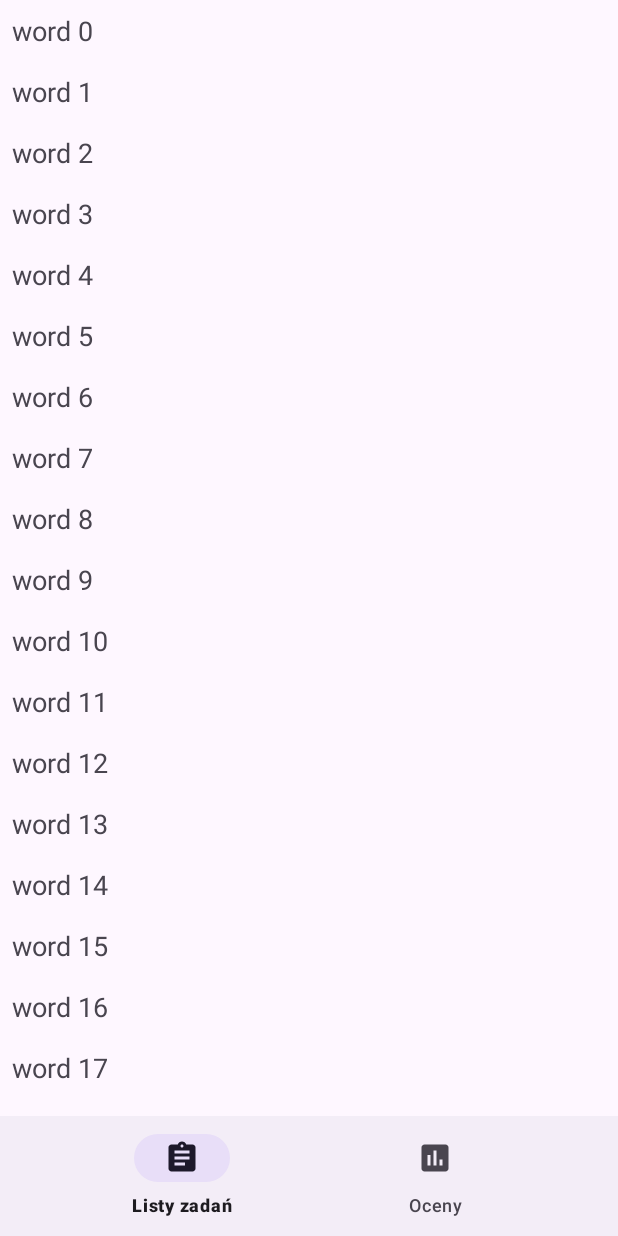
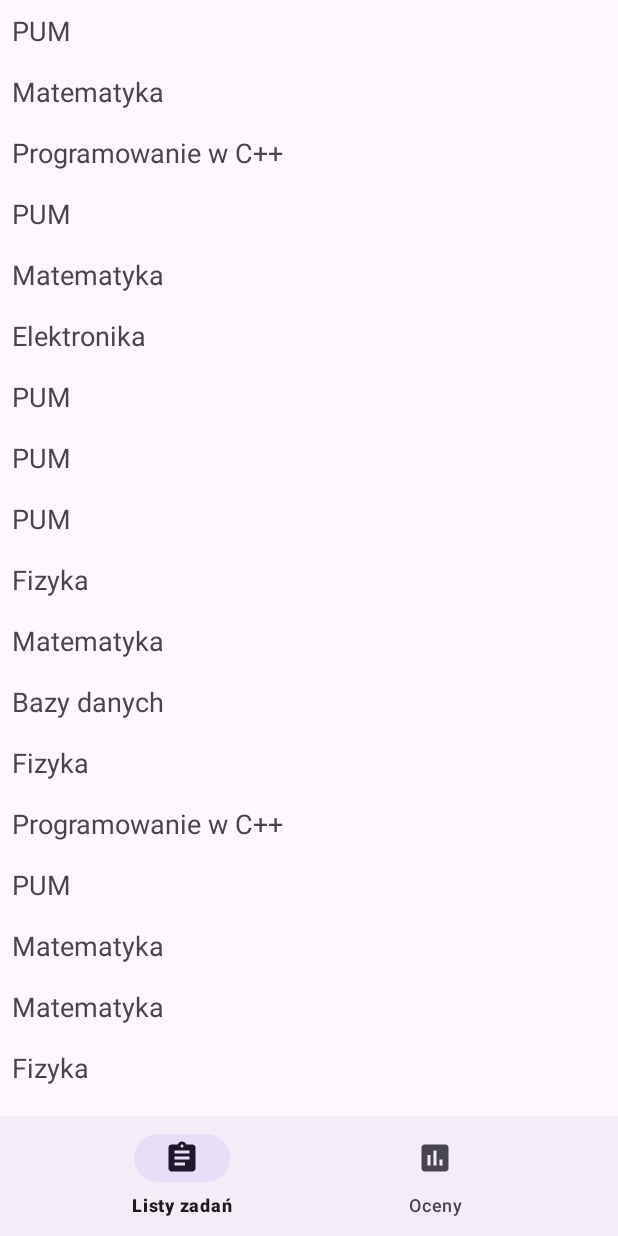
Before and after one commit to Kapiura/PUM, an Android app: the screen it shows after launch (MainActivity), on a phone screen of 412 x 824 dp. Run offline under Robolectric (Android 15) with nearby library versions, the phone set to English and light mode, and no system bars; our stand-ins replace navigation-ui.

```diff
--- a/Lista3/app/src/main/java/com/example/lista3/E1.kt
+++ b/Lista3/app/src/main/java/com/example/lista3/E1.kt
@@ -12,10 +12,9 @@ import androidx.navigation.fragment.findNavController
 import androidx.recyclerview.widget.LinearLayoutManager
 import com.example.lista3.databinding.ActivityMainBinding
 import com.example.lista3.databinding.FragmentE1Binding
+import androidx.navigation.Navigation
 
 class E1 : Fragment() {
-    private val wordList by lazy { MutableList(50) { "word $it" } }
-
     private var _binding: FragmentE1Binding? = null
     private val binding get() = _binding!!
 
@@ -30,8 +29,19 @@ class E1 : Fragment() {
         super.onViewCreated(view, savedInstanceState)
 
         binding.recyclerView.apply {
-            adapter = WordListAdapter(wordList) {
-                Toast.makeText(requireContext(), "Clicked: $it", Toast.LENGTH_SHORT).show()
+            adapter = WordListAdapter(ExerciseList.Companion.ExerciseListProvider.allExerciseLists) {clickedItem ->
+                val currentIndex = ExerciseList.Companion.ExerciseListProvider.allExerciseLists.indexOf(clickedItem)
+
+                val listCount = ExerciseList.Companion.ExerciseListProvider.allExerciseLists
+                    .subList(0, currentIndex+1)
+                    .count { it.subject == clickedItem.subject  }
+
+                val subList = ExerciseList.Companion.ExerciseListProvider.allExerciseLists.subList(0, currentIndex + 1)
+                val listCount2 = subList.count { it.subject == clickedItem.subject }
+
+                val subj = clickedItem.subject.name
+                val action = E1Directions.actionE1ToE3(subj, listCount2)
+                Navigation.findNavController(requireView()).navigate(action)
             }
             layoutManager = LinearLayoutManager(requireContext())
         }
--- /dev/null
+++ b/Lista3/app/src/main/java/com/example/lista3/Exercise.kt
@@ -0,0 +1,19 @@
+package com.example.lista3
+
+data class Exercise(
+    val content: String,
+    val points: Int
+)
+{
+    companion object
+    {
+        fun generateExercise(): Exercise
+        {
+            val loremIpsum = """ Lorem ipsum dolor sit amet, consectetur adipiscing elit, sed do eiusmod tempor incididunt ut labore et dolore magna aliqua. Ut enim ad minim veniam, quis nostrud exercitation ullamco laboris nisi ut aliquip ex ea commodo consequat. Duis aute irure dolor in reprehenderit in voluptate velit esse cillum dolore eu fugiat nulla pariatur. Excepteur sint occaecat cupidatat non proident, sunt in culpa qui officia deserunt mollit anim id est laborum. """.trimIndent()
+            val loremWords = loremIpsum.split("\\s+".toRegex()).toTypedArray()
+            val randomContent = loremWords.take((10..loremWords.size).random()).joinToString(" ")
+            val randomPoints = (1..10).random()
+            return Exercise(randomContent, randomPoints)
+        }
+    }
+}
--- /dev/null
+++ b/Lista3/app/src/main/java/com/example/lista3/ExerciseList.kt
@@ -0,0 +1,27 @@
+package com.example.lista3
+
+data class ExerciseList(
+    val exercises: MutableList<Exercise> = mutableListOf(),
+    val subject: Subject,
+    val grade: Float
+)
+{
+    companion object {
+        fun generateExercisesList(): ExerciseList
+        {
+            val exList = mutableListOf<Exercise>()
+            val randomGrade = (4..10).random().toFloat() / 2
+            val subject = Subjects.subjectList[(0..5).random()]
+            for(j in 1..10)
+            {
+                exList.add(Exercise.generateExercise())
+            }
+            return ExerciseList(exList, subject, randomGrade)
+        }
+        object ExerciseListProvider {
+            val allExerciseLists: MutableList<ExerciseList> by lazy {
+                MutableList(20) { ExerciseList.generateExercisesList() }
+            }
+        }
+    }
+}
--- /dev/null
+++ b/Lista3/app/src/main/java/com/example/lista3/ExerciseListAdapter.kt
@@ -0,0 +1,4 @@
+package com.example.lista3
+
+class ExerciseListAdapter {
+}
--- a/Lista3/app/src/main/java/com/example/lista3/MainActivity.kt
+++ b/Lista3/app/src/main/java/com/example/lista3/MainActivity.kt
@@ -9,9 +9,11 @@ import androidx.core.view.WindowInsetsCompat
 import androidx.navigation.NavController
 import androidx.navigation.fragment.NavHostFragment
 import androidx.navigation.fragment.findNavController
+import androidx.navigation.ui.AppBarConfiguration
 import androidx.navigation.ui.setupWithNavController
 import androidx.recyclerview.widget.LinearLayoutManager
 import com.example.lista3.databinding.ActivityMainBinding
+import androidx.navigation.ui.setupActionBarWithNavController
 
 class MainActivity : AppCompatActivity() {
     private val wordList by lazy { MutableList(50) { "word $it" } }
@@ -21,30 +23,18 @@ class MainActivity : AppCompatActivity() {
     }
 
     private val navController: NavController by lazy {
-        val navHostFragment = supportFragmentManager.findFragmentById(R.id.nav_host_fragment)
+        val navHostFragment = supportFragmentManager.findFragmentById(R.id.fragmentContainerView)
                 as NavHostFragment
-        navHostFragment.findNavController()
+            navHostFragment.findNavController()
     }
+
 
     override fun onCreate(savedInstanceState: Bundle?) {
         super.onCreate(savedInstanceState)
+        enableEdgeToEdge()
         setContentView(binding.root)
 
-        binding.recyclerView.apply {
-            adapter = WordListAdapter(wordList){
-                Toast.makeText(this@MainActivity, "Clicked + $it", Toast.LENGTH_SHORT).show()
-            }
-            layoutManager = LinearLayoutManager(this@MainActivity)
+        binding.bottomNavView.setupWithNavController(navController)
         }
-        binding.bottomNavView.setupWithNavController(navController)
-
-        enableEdgeToEdge()
-
-        ViewCompat.setOnApplyWindowInsetsListener(binding.main) { v, insets ->
-            val systemBars = insets.getInsets(WindowInsetsCompat.Type.systemBars())
-            v.setPadding(systemBars.left, systemBars.top, systemBars.right, systemBars.bottom)
-            insets
-        }
-    }
 
 }
--- /dev/null
+++ b/Lista3/app/src/main/java/com/example/lista3/Subject.kt
@@ -0,0 +1,17 @@
+package com.example.lista3
+
+data class Subject(
+    val name: String
+)
+
+object Subjects
+{
+    val subjectList = mutableListOf(
+        Subject("PUM"),
+        Subject("Matematyka"),
+        Subject("Bazy danych"),
+        Subject("Elektronika"),
+        Subject("Programowanie w C++"),
+        Subject("Fizyka"),
+    )
+}
--- a/Lista3/app/src/main/java/com/example/lista3/WordListAdapter.kt
+++ b/Lista3/app/src/main/java/com/example/lista3/WordListAdapter.kt
@@ -6,22 +6,27 @@ import androidx.recyclerview.widget.RecyclerView
 import com.example.lista3.databinding.WordListItemBinding
 
 class WordListAdapter(
-    private val wordList: MutableList<String>,
-    private val onItemClick: (String) -> Unit
-) : RecyclerView.Adapter<WordListViewHolder>() {
+    private val exerciseList: MutableList<ExerciseList>,
+    private val onItemClick: (ExerciseList) -> Unit
+) : RecyclerView.Adapter<WordListViewHolder>()
+{
     override fun onCreateViewHolder(parent: ViewGroup, viewType: Int): WordListViewHolder {
         return WordListViewHolder(
             WordListItemBinding.inflate(
                 LayoutInflater.from(parent.context), parent, false
             )
-        ){onItemClick(wordList[it])}
+        ){onItemClick(exerciseList[it])}
     }
 
-    override fun getItemCount(): Int = wordList.size
+    override fun getItemCount(): Int = exerciseList.size
 
     override fun onBindViewHolder(holder: WordListViewHolder, position: Int) {
-        val currentItem = wordList[position]
-        holder.bind(currentItem)
+        val currItem = exerciseList[position]
+        val subjectName = currItem.subject.name
+        val listNumber = exerciseList.subList(0, position).count { it.subject == currItem.subject } + 1
+        val exercisesNumber = currItem.exercises.size
+        val grade = currItem.grade
+        holder.bind(subjectName,"Lista "+listNumber.toString(),"Liczba zadań: "+exercisesNumber.toString(),"Ocena: "+grade.toString())
     }
 
 }
--- a/Lista3/app/src/main/java/com/example/lista3/WordListViewHolder.kt
+++ b/Lista3/app/src/main/java/com/example/lista3/WordListViewHolder.kt
@@ -1,6 +1,5 @@
 package com.example.lista3
 
-import android.view.View
 import androidx.recyclerview.widget.RecyclerView
 import com.example.lista3.databinding.WordListItemBinding
 
@@ -10,7 +9,7 @@ class WordListViewHolder(
 ) :
     RecyclerView.ViewHolder(binding.root) {
 
-    fun bind(item: String){
+    fun bind(item: String, s: String, s1: String, s2: String){
         binding.singleWord.text = item
     }
     init {
--- a/Lista3/app/src/main/res/layout/activity_main.xml
+++ b/Lista3/app/src/main/res/layout/activity_main.xml
@@ -19,13 +19,13 @@
         tools:listitem="@layout/word_list_item" />
 
     <androidx.fragment.app.FragmentContainerView
-        android:id="@+id/nav_host_fragment"
+        android:id="@+id/fragmentContainerView"
         android:name="androidx.navigation.fragment.NavHostFragment"
         android:layout_width="match_parent"
-        android:layout_height="0dp"
+            android:layout_height="0dp"
+        app:defaultNavHost="true"
         android:layout_weight="1"
-        app:defaultNavHost="true"
-        app:navGraph="@navigation/navigation"/>
+        app:navGraph="@navigation/navigation"  />
 
     <com.google.android.material.bottomnavigation.BottomNavigationView
         android:id="@+id/bottom_nav_view"
--- a/Lista3/app/src/main/res/navigation/navigation.xml
+++ b/Lista3/app/src/main/res/navigation/navigation.xml
@@ -9,7 +9,11 @@
         android:id="@+id/e1"
         android:name="com.example.lista3.E1"
         android:label="fragment_e1"
-        tools:layout="@layout/fragment_e1" />
+        tools:layout="@layout/fragment_e1" >
+        <action
+            android:id="@+id/action_e1_to_e3"
+            app:destination="@id/e3" />
+    </fragment>
     <fragment
         android:id="@+id/e2"
         android:name="com.example.lista3.E2"
@@ -19,5 +23,12 @@
         android:id="@+id/e3"
         android:name="com.example.lista3.E3"
         android:label="fragment_e3"
-        tools:layout="@layout/fragment_e3" />
+        tools:layout="@layout/fragment_e3" >
+    <argument
+        android:name="subject"
+        app:argType="string" />
+    <argument
+        android:name="listcount"
+        app:argType="integer" />
+    </fragment>
 </navigation>
```
